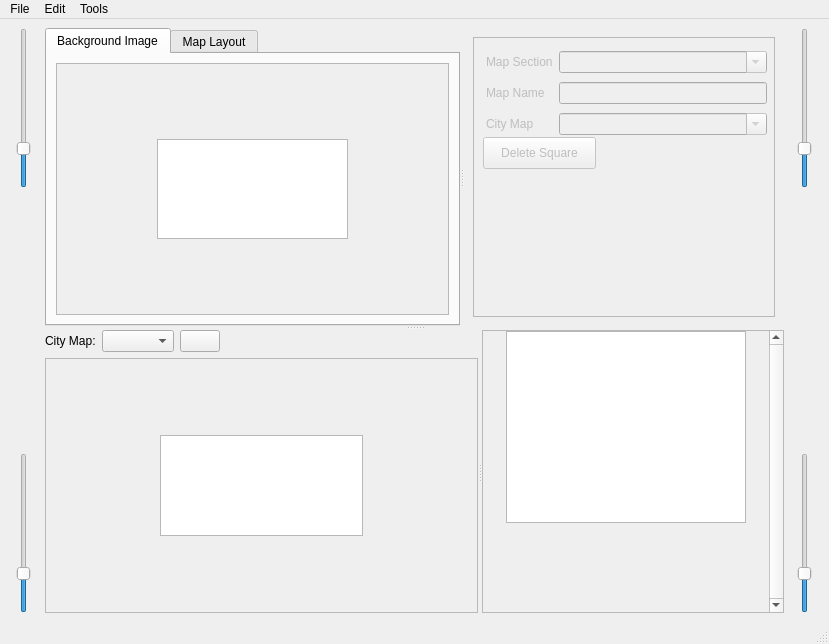
Before: the Qt Designer form forms/regionmapeditor.ui in huderlem/porymap, drawn with Qt 5.
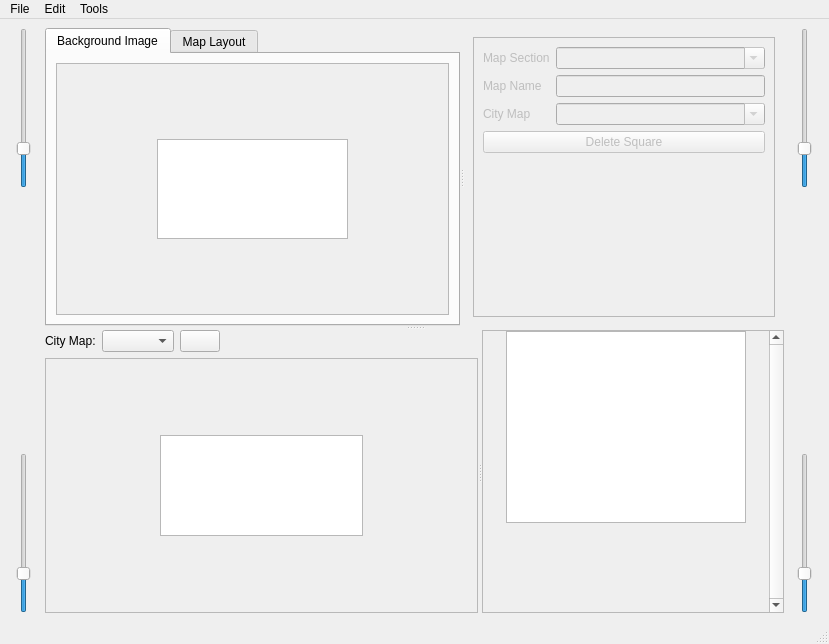
After: the same form once the commit is applied. The open tabs and pages were chosen to show the change. Icons and pictures are not drawn.

Commit message: fix region map editor ui

What changed in the file:
```diff
--- a/forms/regionmapeditor.ui
+++ b/forms/regionmapeditor.ui
@@ -456,16 +456,12 @@
             <property name="lineWidth">
              <number>1</number>
             </property>
-            <widget class="QWidget" name="layoutWidget_4">
-             <property name="geometry">
-              <rect>
-               <x>13</x>
-               <y>11</y>
-               <width>281</width>
-               <height>91</height>
-              </rect>
-             </property>
+            <layout class="QVBoxLayout" name="verticalLayout">
+             <item>
              <layout class="QGridLayout" name="gridLayout_22">
+               <property name="sizeConstraint">
+                <enum>QLayout::SetNoConstraint</enum>
+               </property>
               <item row="0" column="0">
                <widget class="QLabel" name="label_RM_MapSection">
                 <property name="text">
@@ -520,20 +516,28 @@
                </widget>
               </item>
              </layout>
-            </widget>
+             </item>
+             <item>
             <widget class="QPushButton" name="pushButton_RM_Options_delete">
-             <property name="geometry">
-              <rect>
-               <x>10</x>
-               <y>100</y>
-               <width>113</width>
-               <height>32</height>
-              </rect>
-             </property>
              <property name="text">
               <string>Delete Square</string>
              </property>
             </widget>
+             </item>
+             <item>
+              <spacer name="verticalSpacer">
+               <property name="orientation">
+                <enum>Qt::Vertical</enum>
+               </property>
+               <property name="sizeHint" stdset="0">
+                <size>
+                 <width>20</width>
+                 <height>40</height>
+                </size>
+               </property>
+              </spacer>
+             </item>
+            </layout>
            </widget>
           </item>
          </layout>
```
Lines whose indentation alone changed are shown as unchanged. The commit also changes 1 other file.
